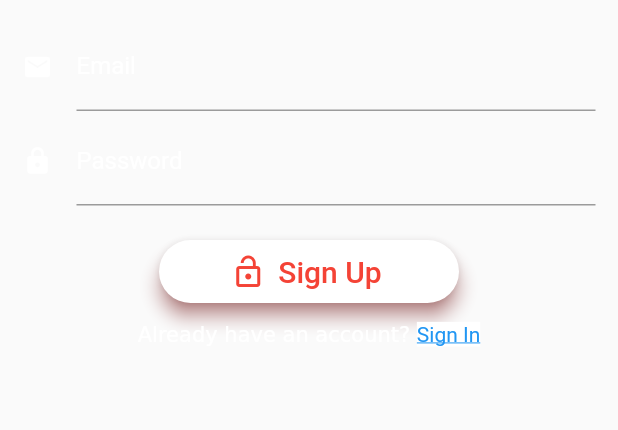
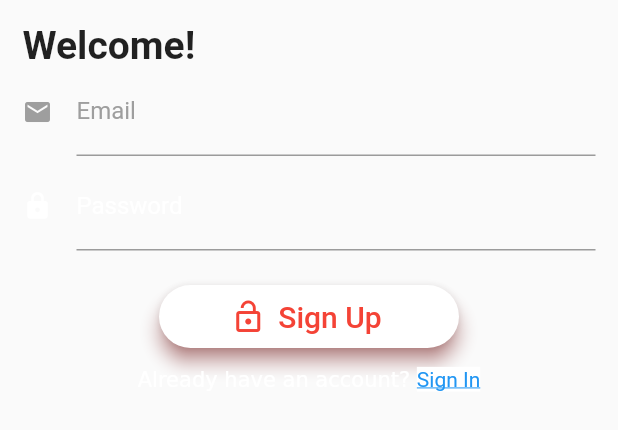
Before and after one commit to danielv27/roomies_app, a Flutter app: the SignUpWidget widget shown alone on an empty page, opened directly with empty values, on a phone screen of 412 x 824 dp. Shown: the top 430 px of the screen. Run offline on Flutter 3.47's test engine with Material 2 defaults, Android fonts, the phone set to English and light mode, and no system bars; our stand-ins replace file_picker, firebase_auth, firebase_core, flutter_chat_types, flutter_chat_ui, image_picker and 2 more; missing offline and left inert: bottom_bar; accounts and stored records are empty; network calls fail.

Commit message:
- added a signup page

```diff
--- a/lib/pages/auth_page.dart
+++ b/lib/pages/auth_page.dart
@@ -1,7 +1,5 @@
 import 'package:flutter/gestures.dart';
 import 'package:flutter/material.dart';
-import 'package:roomies_app/pages/singup_page.dart';
-
 import 'package:roomies_app/widgets/login_widget.dart';
 import 'package:roomies_app/widgets/signup_widget.dart';
 
@@ -62,7 +60,7 @@ class AuthPageState extends State<AuthPage> {
                           mainAxisAlignment: MainAxisAlignment.center,
                           mainAxisSize: MainAxisSize.min,
                           children: <Widget>[
-                            isLogin ? LoginWidget(onClickedSignUp: toggle, ) : SignupPage(),
+                            isLogin ? LoginWidget(onClickedSignUp: toggle) : SignUpWidget(onClickedSignIn: toggle),
                           ],
                         ),
                       ),
--- a/lib/widgets/signup_widget.dart
+++ b/lib/widgets/signup_widget.dart
@@ -34,20 +34,27 @@ class SignUpWidgetState extends State<SignUpWidget> {
     return Container(
       padding: const EdgeInsets.all(15),
       child: Column(children: [
+        const Align(
+          alignment: Alignment.centerLeft,
+          child: Text(
+            "Welcome!",
+            style: TextStyle(fontWeight: FontWeight.bold ,fontSize: 26),
+          ),
+        ),
         TextField(
           controller: emailController,
-          style: TextStyle(color: Colors.white),
-          cursorColor: Colors.white,
+          style: TextStyle(color: Colors.grey),
+          cursorColor: Colors.grey,
           textInputAction: TextInputAction.next,
           decoration: InputDecoration(
-            focusedBorder: UnderlineInputBorder(borderSide: BorderSide(color: Colors.white)),
-            icon: const Icon(Icons.email,size: 20,color: Colors.white,),
-            iconColor: Colors.white,
-            fillColor: Colors.white,
-            labelText: "Email",
-            labelStyle: const TextStyle(color: Colors.white),
-            errorText: invalidUserName ? "Invalid Email" : null
-            ),
+              focusedBorder: UnderlineInputBorder(borderSide: BorderSide(color: Colors.grey)),
+              icon: const Icon(Icons.email,size: 20,color: Colors.grey,),
+              iconColor: Colors.grey,
+              fillColor: Colors.grey,
+              labelText: "Email",
+              labelStyle: const TextStyle(color: Colors.grey),
+              errorText: invalidUserName ? "Invalid Email" : null
+          ),
         ),
         const SizedBox(height: 4),
         TextField(
```
Also changed, not shown: lib/pages/signup_page.dart (added, +136 -0 lines), lib/pages/singup_page.dart (deleted, +0 -15 lines), lib/widgets/login_widget.dart (+16 -4 lines).
